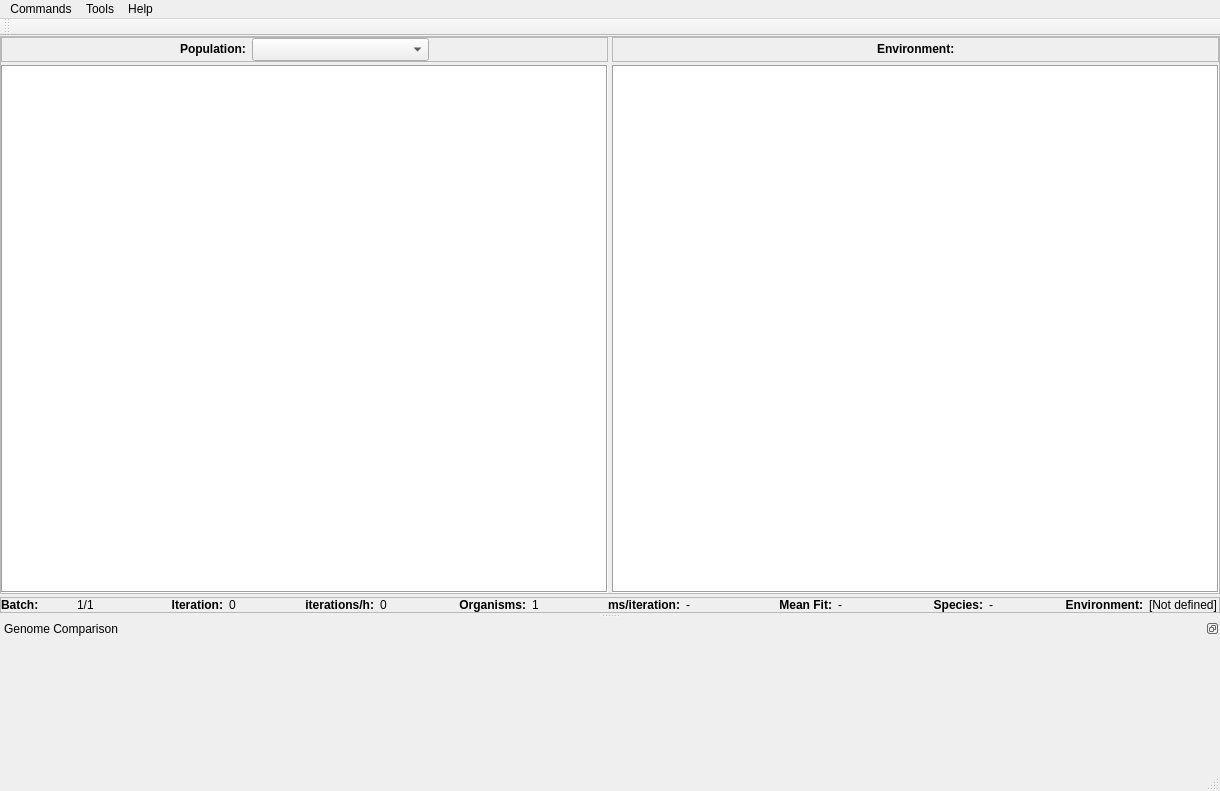
Before: the Qt Designer form revosim/mainwindow.ui in palaeoware/revosim, drawn with Qt 5.
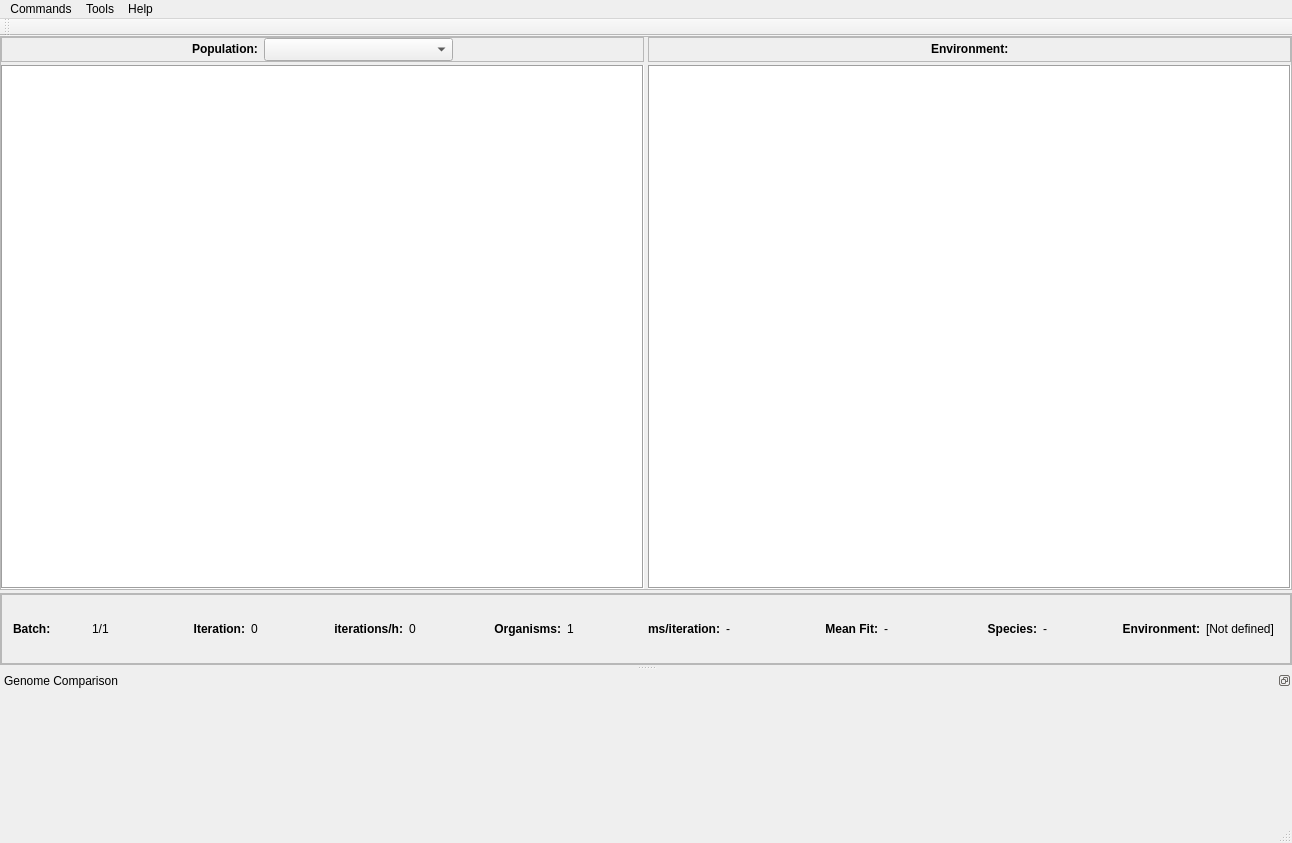
After: the same form once the commit is applied.

Commit message: Potential fix for GUI issue - placed labels within scrollArea without scroll bars - this seems like the least worst way of fixing.

Diff of the .ui file:
```diff
--- a/revosim/mainwindow.ui
+++ b/revosim/mainwindow.ui
@@ -6,8 +6,8 @@
    <rect>
     <x>0</x>
     <y>0</y>
-    <width>1220</width>
-    <height>791</height>
+    <width>1292</width>
+    <height>843</height>
    </rect>
   </property>
   <property name="windowTitle">
@@ -345,6 +345,27 @@
         <number>0</number>
        </property>
        <item>
+        <widget class="QScrollArea" name="scrollArea">
+         <property name="verticalScrollBarPolicy">
+          <enum>Qt::ScrollBarAlwaysOff</enum>
+         </property>
+         <property name="horizontalScrollBarPolicy">
+          <enum>Qt::ScrollBarAlwaysOff</enum>
+         </property>
+         <property name="widgetResizable">
+          <bool>true</bool>
+         </property>
+         <widget class="QWidget" name="scrollAreaWidgetContents">
+          <property name="geometry">
+           <rect>
+            <x>0</x>
+            <y>0</y>
+            <width>1288</width>
+            <height>68</height>
+           </rect>
+          </property>
+          <layout class="QHBoxLayout" name="horizontalLayout_5">
+           <item>
         <layout class="QHBoxLayout" name="horizontalLayout_3">
          <item>
           <widget class="QLabel" name="batchLabel">
@@ -486,6 +507,10 @@
        </item>
       </layout>
      </widget>
+        </widget>
+       </item>
+      </layout>
+     </widget>
     </item>
    </layout>
   </widget>
@@ -524,7 +549,7 @@
     <rect>
      <x>0</x>
      <y>0</y>
-     <width>1220</width>
+     <width>1292</width>
      <height>24</height>
     </rect>
    </property>
```
Lines whose indentation alone changed are shown as unchanged. The commit also changes 1 other file.
